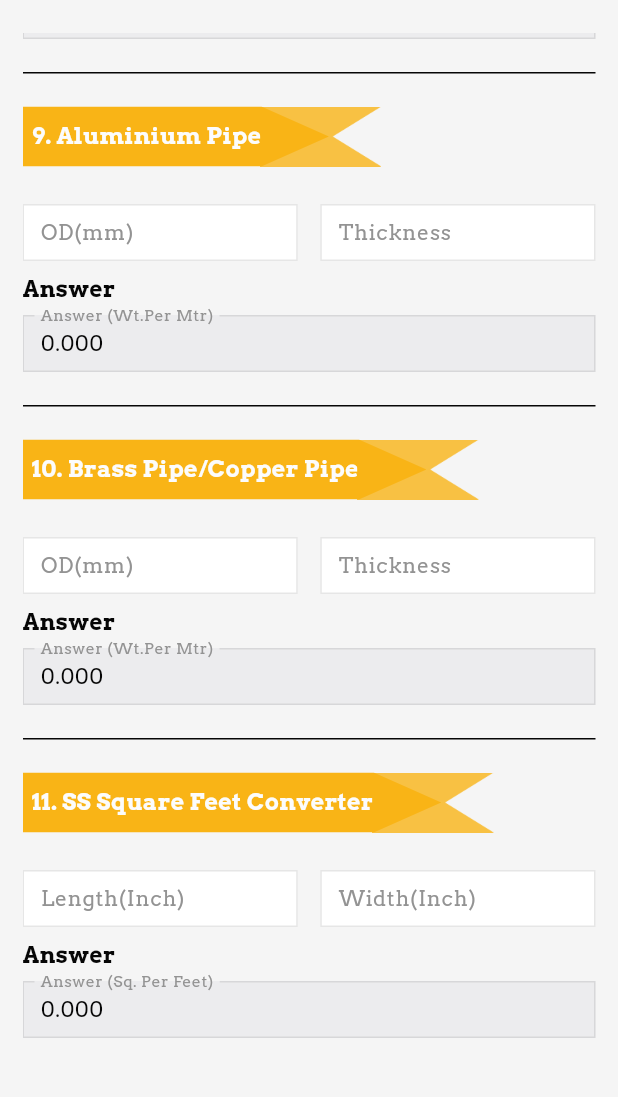
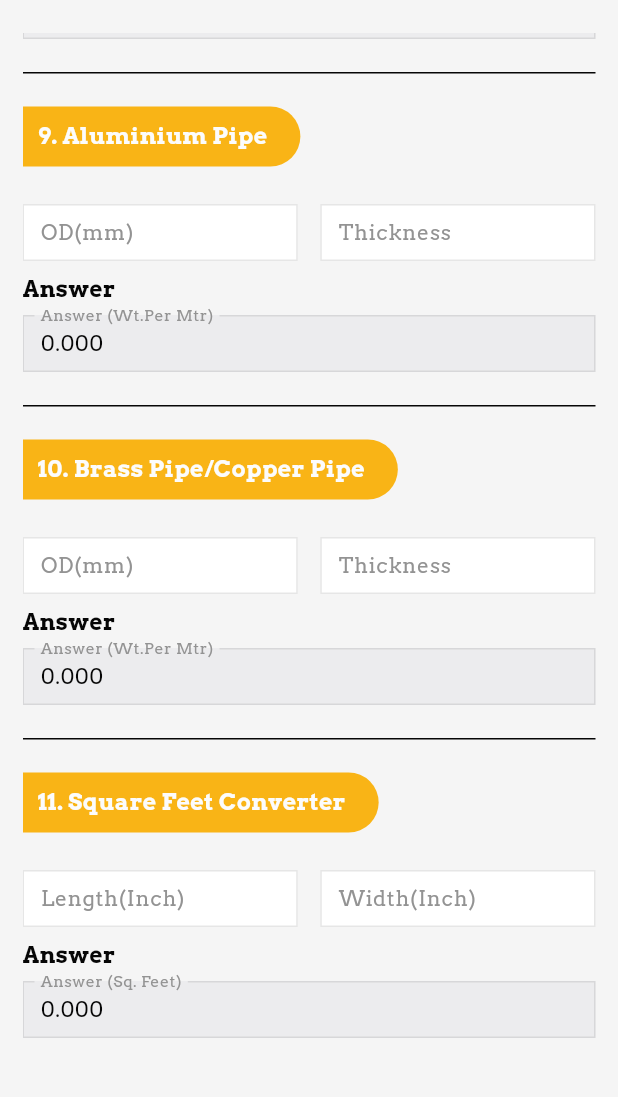
Before and after one commit to Lucki-Media/SSWajan, a Flutter app: the HomePage screen opened directly, scrolled down 2171 dp, on a phone screen of 412 x 824 dp, the part 135-1232 px from its top. Run offline on Flutter 3.47's test engine with Material 3 defaults, Android fonts, the light colour scheme and no system bars; our stand-ins replace flutter_localization, flutter_riverpod; missing offline and left inert: splash_view; generated files the repository leaves out were written again.

Commit message:
Ui changes

```diff
--- a/lib/l10n/app_en.arb
+++ b/lib/l10n/app_en.arb
@@ -25,8 +25,8 @@
   "kAnswerPerPC" : "Answer (Wt.Per PC)",
   "kAnswerKg" : "Answer (kg)",
   "kTitle8": "5. SS Hexagonal Bar Calculation",
-  "kTitle10": "11. SS Square Feet Converter",
+  "kTitle10": "11. Square Feet Converter",
   "kLengthInch" : "Length(Inch)",
   "kWidthInch" : "Width(Inch)",
-  "kAnswerSquarePerFeet" : "Answer (Sq. Per Feet)"
+  "kAnswerSquarePerFeet" : "Answer (Sq. Feet)"
 }
--- a/lib/l10n/app_hi.arb
+++ b/lib/l10n/app_hi.arb
@@ -25,8 +25,8 @@
   "kAnswerPerPC" : "परिणाम (वजन प्रति इकाई)",
   "kAnswerKg" : "परिणाम (किलोग्राम)",
   "kTitle8": "५. एसएस हेक्सागोनल बार गणना",
-  "kTitle10": "११. एसएस स्क्वायर फीट कनवर्टर",
+  "kTitle10": "११. स्क्वायर फीट कनवर्टर",
   "kLengthInch" : "लंबाई(इंच)",
   "kWidthInch" : "चौड़ाई(इंच)",
-  "kAnswerSquarePerFeet" : "परिणाम (स्क्वायर प्रति फीट)"
+  "kAnswerSquarePerFeet" : "परिणाम (स्क्वायर फीट)"
 }
--- a/lib/utils/arrow_container.dart
+++ b/lib/utils/arrow_container.dart
@@ -11,28 +11,16 @@ class ArrowContainer extends StatelessWidget {
 
   @override
   Widget build(BuildContext context) {
-    return Stack(
-        clipBehavior: Clip.none,
-      children: [
-        ClipPath(
-          clipper: ArrowClipper(),
-          child: Container(
-            padding: EdgeInsets.only(left: 6,right: 45,top: 8),
-            height: height,
-            color: AppColors.kYellow,
-            child: Text(
-              text,style: AppFontStyles.headlineMedium(),
-            ),
-          ),
-        ),
-        Positioned(
-          right: -35.0, // Set right to 0.0 for full width
-          top: 0.0, // Set top to 0.0 for full height (optional)
-          child: Image.asset(
-            'assets/images/Bookmark.png',
-            scale: 4, // Adjust scale as needed
-          ),),
-      ],
+    return Container(
+      padding: EdgeInsets.only(left: 10,right: 22,top: 8),
+      height: height,
+      decoration: BoxDecoration(
+        borderRadius: BorderRadius.only(topRight:Radius.circular(20) ,bottomRight: Radius.circular(20)),
+        color: AppColors.kYellow,
+      ),
+      child: Text(
+        text,style: AppFontStyles.headlineMedium(),
+      ),
     );
   }
 }
--- a/pubspec.yaml
+++ b/pubspec.yaml
@@ -16,7 +16,7 @@ publish_to: 'none' # Remove this line if you wish to publish to pub.dev
 # https://developer.apple.com/library/archive/documentation/General/Reference/InfoPlistKeyReference/Articles/CoreFoundationKeys.html
 # In Windows, build-name is used as the major, minor, and patch parts
 # of the product and file versions while build-number is used as the build suffix.
-version: 1.0.0+1
+version: 1.0.0+2
 
 environment:
   sdk: '>=3.3.3 <4.0.0'
```
